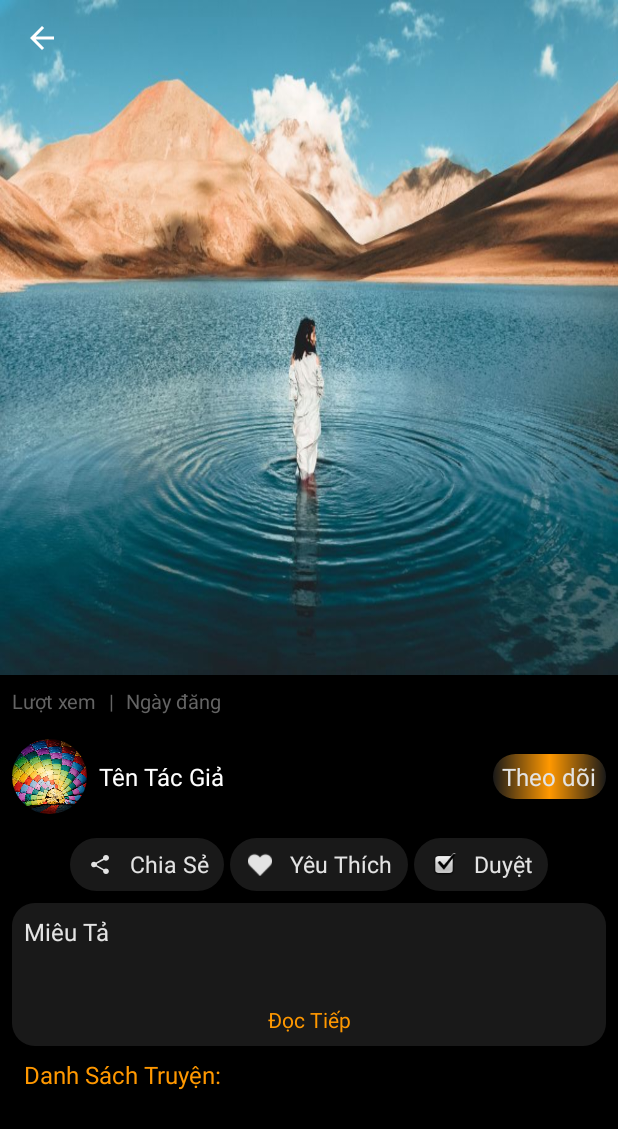
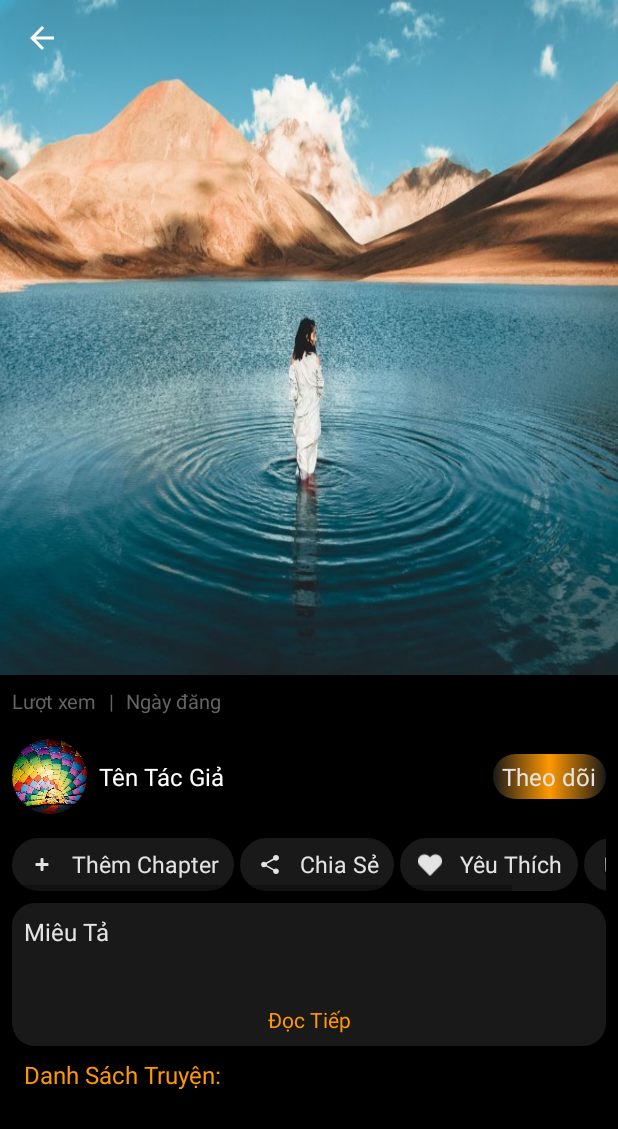
Before and after one commit to PhuongNamNg/DocTruyen-iRead, an Android app: the StoryDetailActivity screen opened directly, with no data from a screen before it, on a phone screen of 412 x 824 dp. Shown: the top 1129 px of the screen. Run offline under Robolectric (Android 15) with nearby library versions, the phone set to English and light mode, and no system bars; our stand-ins replace CircleImageView, Firebase (no records; nobody signed in at launch, a user with empty details on screens opened directly); 6 statements that could not run were skipped.

Commit message:
Cập nhật các chức năng

```diff
--- a/app/src/main/AndroidManifest.xml
+++ b/app/src/main/AndroidManifest.xml
@@ -31,7 +31,7 @@
                 android:value="" />
         </activity>
         <activity
-            android:name=".FragmentTrangChu.AddStoryActivityNext"
+            android:name=".FragmentTrangChu.AddChapterActivity"
             android:exported="false" />
         <activity
             android:name=".FragmentTrangChu.EditStoryActivity"
--- a/app/src/main/java/com/example/doctruyen_iread/Adapter/AdapterThongKe.java
+++ b/app/src/main/java/com/example/doctruyen_iread/Adapter/AdapterThongKe.java
@@ -14,6 +14,7 @@ import androidx.cardview.widget.CardView;
 import androidx.recyclerview.widget.RecyclerView;
 
 import com.example.doctruyen_iread.FragmentTrangChu.ReadChapterActivity;
+import com.example.doctruyen_iread.FragmentTrangChu.StoryDetailActivity;
 import com.example.doctruyen_iread.Module.Story;
 import com.example.doctruyen_iread.R;
 
@@ -47,7 +48,7 @@ public class AdapterThongKe extends RecyclerView.Adapter<AdapterThongKe.Holder>
         holder.cardView.setOnClickListener(new View.OnClickListener() {
             @Override
             public void onClick(View v) {
-                Intent intent = new Intent(mContext, ReadChapterActivity.class);
+                Intent intent = new Intent(mContext, StoryDetailActivity.class);
                 Bundle bundle = new Bundle();
                 bundle.putString("chapter", stories.get(holder.getAdapterPosition()).getStoryTitle());
                 intent.putExtra("story", bundle);
--- a/app/src/main/java/com/example/doctruyen_iread/FragmentTrangChu/AddStoryActivity.java
+++ b/app/src/main/java/com/example/doctruyen_iread/FragmentTrangChu/AddStoryActivity.java
@@ -10,7 +10,6 @@ import android.os.Build;
 import android.os.Bundle;
 import android.text.Editable;
 import android.text.TextWatcher;
-import android.util.Log;
 import android.view.View;
 import android.view.inputmethod.InputMethodManager;
 import android.widget.AutoCompleteTextView;
@@ -26,7 +25,6 @@ import com.google.android.gms.tasks.OnSuccessListener;
 import com.google.firebase.auth.FirebaseAuth;
 import com.google.firebase.auth.FirebaseUser;
 import com.google.firebase.firestore.CollectionReference;
-import com.google.firebase.firestore.DocumentReference;
 import com.google.firebase.firestore.DocumentSnapshot;
 import com.google.firebase.firestore.FirebaseFirestore;
 import com.google.firebase.firestore.QuerySnapshot;
@@ -129,9 +127,10 @@ public class AddStoryActivity extends AppCompatActivity {
                     mStory.setStoryDatePost(storyDatePost);
                     colStory.document(id).set(mStory).addOnSuccessListener(unused -> {
                         Toast.makeText(AddStoryActivity.this, "Lưu thành công!", Toast.LENGTH_SHORT).show();
-                        Intent intent = new Intent(AddStoryActivity.this, AddStoryActivityNext.class);
+                        Intent intent = new Intent(AddStoryActivity.this, AddChapterActivity.class);
                         Bundle bundle = new Bundle();
                         bundle.putString("storyId",mStory.getStoryId());
+                        bundle.putBoolean("check", false);
                         intent.putExtra("story", bundle);
                         startActivity(intent);
 //                        startActivity(new Intent(AddStoryActivity.this, MainActivity.class));
--- a/app/src/main/java/com/example/doctruyen_iread/FragmentTrangChu/SearchActivity.java
+++ b/app/src/main/java/com/example/doctruyen_iread/FragmentTrangChu/SearchActivity.java
@@ -3,6 +3,7 @@ package com.example.doctruyen_iread.FragmentTrangChu;
 import androidx.appcompat.app.AppCompatActivity;
 import androidx.appcompat.widget.SearchView;
 import androidx.appcompat.widget.Toolbar;
+import androidx.recyclerview.widget.GridLayoutManager;
 import androidx.recyclerview.widget.LinearLayoutManager;
 import androidx.recyclerview.widget.RecyclerView;
 
@@ -68,8 +69,8 @@ public class SearchActivity extends AppCompatActivity {
                     stories.add(mstory);
                 }
             }
-            LinearLayoutManager linearLayoutManager = new LinearLayoutManager(SearchActivity.this, LinearLayoutManager.VERTICAL, false);
-            recyclerView.setLayoutManager(linearLayoutManager);
+            GridLayoutManager gridLayoutManager = new GridLayoutManager(this, 2);
+            recyclerView.setLayoutManager(gridLayoutManager);
 
             adapter = new AdapterTrangChu(SearchActivity.this);
             adapter.getData(stories);
--- a/app/src/main/java/com/example/doctruyen_iread/FragmentTrangChu/TrangChuFragment.java
+++ b/app/src/main/java/com/example/doctruyen_iread/FragmentTrangChu/TrangChuFragment.java
@@ -14,6 +14,7 @@ import android.view.LayoutInflater;
 import android.view.View;
 import android.view.ViewGroup;
 import android.widget.ImageButton;
+import android.widget.LinearLayout;
 import android.widget.Toast;
 
 import com.example.doctruyen_iread.Adapter.AdapterTrangChu;
@@ -47,7 +48,7 @@ public class TrangChuFragment extends Fragment {
     private final ArrayList<Story> stories = new ArrayList<>();
     private final ArrayList<String> list = new ArrayList<>();
     private final FirebaseUser user = FirebaseAuth.getInstance().getCurrentUser();
-    private ImageButton search;
+    private LinearLayout search;
 
     public TrangChuFragment() {
         // Required empty public constructor
--- /dev/null
+++ b/app/src/main/res/drawable/round_timkiem.xml
@@ -0,0 +1,6 @@
+<?xml version="1.0" encoding="utf-8"?>
+<shape xmlns:android="http://schemas.android.com/apk/res/android">
+    <corners android:radius="10dp"/>
+    <gradient android:startColor="@color/yellow" android:endColor="@color/yellow"/>
+
+</shape>
--- a/app/src/main/res/layout/activity_search.xml
+++ b/app/src/main/res/layout/activity_search.xml
@@ -8,8 +8,6 @@
     android:background="@color/black"
     tools:context=".FragmentTrangChu.SearchActivity">
 
-
-
     <com.google.android.material.appbar.AppBarLayout
         android:layout_width="match_parent"
         android:layout_height="wrap_content">
@@ -17,9 +15,9 @@
             android:layout_width="match_parent"
             android:layout_height="50dp"
             android:id="@+id/toobar_ve"
+            android:background="@color/yellow"
             />
     </com.google.android.material.appbar.AppBarLayout>
-
 
     <androidx.recyclerview.widget.RecyclerView
         android:id="@+id/rvSearch"
--- a/app/src/main/res/layout/activity_story_detail.xml
+++ b/app/src/main/res/layout/activity_story_detail.xml
@@ -119,11 +119,42 @@
                     android:textSize="16sp" />
             </LinearLayout>
 
+            <HorizontalScrollView
+                android:layout_width="match_parent"
+                android:layout_height="wrap_content">
+
                 <LinearLayout
                     android:layout_width="match_parent"
                     android:layout_height="wrap_content"
                     android:gravity="center"
                     android:orientation="horizontal">
+
+                    <LinearLayout
+                        android:id="@+id/linearAddChapter"
+                        android:layout_width="wrap_content"
+                        android:layout_height="35dp"
+                        android:layout_marginEnd="4dp"
+                        android:background="@drawable/round_border_2"
+                        android:backgroundTint="@color/half_black"
+                        android:orientation="horizontal">
+
+                        <ImageButton
+                            android:layout_width="40dp"
+                            android:layout_height="35dp"
+                            android:backgroundTint="#00000000"
+                            android:scaleType="fitXY"
+                            app:srcCompat="@android:drawable/ic_input_add"
+                            app:tint="#e3e3e3" />
+
+                        <TextView
+                            android:layout_width="wrap_content"
+                            android:layout_height="wrap_content"
+                            android:layout_gravity="center"
+                            android:layout_marginEnd="10dp"
+                            android:text="Thêm Chapter"
+                            android:textColor="#e3e3e3"
+                            android:textSize="15sp" />
+                    </LinearLayout>
 
                     <LinearLayout
                         android:id="@+id/linearShare"
@@ -205,21 +236,24 @@
                             android:textSize="15sp" />
                     </LinearLayout>
                 </LinearLayout>
+            </HorizontalScrollView>
+
 
             <LinearLayout
                 android:layout_width="match_parent"
                 android:layout_height="wrap_content"
+                android:layout_marginTop="8dp"
                 android:background="@drawable/round_border_4"
-                android:padding="8dp"
                 android:orientation="vertical"
-                android:layout_marginTop="8dp">
+                android:padding="8dp">
+
                 <TextView
                     android:layout_width="wrap_content"
                     android:layout_height="wrap_content"
+                    android:layout_marginBottom="8dp"
                     android:text="Miêu Tả"
                     android:textColor="@color/content_white"
-                    android:textSize="16dp"
-                    android:layout_marginBottom="8dp"/>
+                    android:textSize="16dp" />
 
                 <TextView
                     android:id="@+id/tvStoryDescript"
@@ -233,8 +267,8 @@
                     android:layout_width="match_parent"
                     android:layout_height="wrap_content"
                     android:text="Đọc Tiếp"
-                        android:textColor="@color/yellow"
-                        android:textAlignment="center"/>
+                    android:textAlignment="center"
+                    android:textColor="@color/yellow" />
 
             </LinearLayout>
 
@@ -242,19 +276,17 @@
                 android:id="@+id/tvNotiListStory"
                 android:layout_width="match_parent"
                 android:layout_height="wrap_content"
+                android:layout_marginStart="5dp"
+                android:layout_marginTop="8dp"
                 android:text="Danh Sách Truyện:"
                 android:textColor="@color/yellow"
-                android:textSize="16sp"
-                android:layout_marginTop="8dp"
-                android:layout_marginStart="5dp"
-                />
+                android:textSize="16sp" />
 
             <androidx.recyclerview.widget.RecyclerView
                 android:id="@+id/revieChapter"
                 android:layout_width="match_parent"
                 android:layout_height="wrap_content"
-                android:layout_marginTop="8dp">
-            </androidx.recyclerview.widget.RecyclerView>
+                android:layout_marginTop="8dp"></androidx.recyclerview.widget.RecyclerView>
 
         </LinearLayout>
     </androidx.core.widget.NestedScrollView>
--- a/app/src/main/res/menu/main_menu.xml
+++ b/app/src/main/res/menu/main_menu.xml
@@ -6,5 +6,5 @@
         android:title="@string/action_search"
         android:icon="@drawable/search"
         app:showAsAction="always"
-        app:actionViewClass="androidx.appcompat.widget.SearchView"/>
+        app:actionViewClass="androidx.appcompat.widget.SearchView" />
 </menu>
```
Also changed, not shown: app/src/main/java/com/example/doctruyen_iread/Adapter/AdapterChapter.java (+8 -1 lines), app/src/main/java/com/example/doctruyen_iread/Adapter/AdapterStoryCaNhan.java (+25 -0 lines), app/src/main/java/com/example/doctruyen_iread/FragmentThem/ThongKe.java (+13 -18 lines), app/src/main/java/com/example/doctruyen_iread/FragmentTrangChu/AddChapterActivity.java (added, +115 -0 lines), app/src/main/java/com/example/doctruyen_iread/FragmentTrangChu/AddStoryActivityNext.java (deleted, +0 -96 lines), app/src/main/java/com/example/doctruyen_iread/FragmentTrangChu/ReadChapterActivity.java (+43 -16 lines), app/src/main/java/com/example/doctruyen_iread/FragmentTrangChu/StoryDetailActivity.java (+53 -51 lines), app/src/main/java/com/example/doctruyen_iread/Module/Chapter.java (+11 -1 lines), app/src/main/res/layout/activity_add_story_next.xml (+17 -1 lines), app/src/main/res/layout/fragment_trang_chu.xml (+23 -5 lines). Lines whose indentation alone changed are shown as unchanged.
